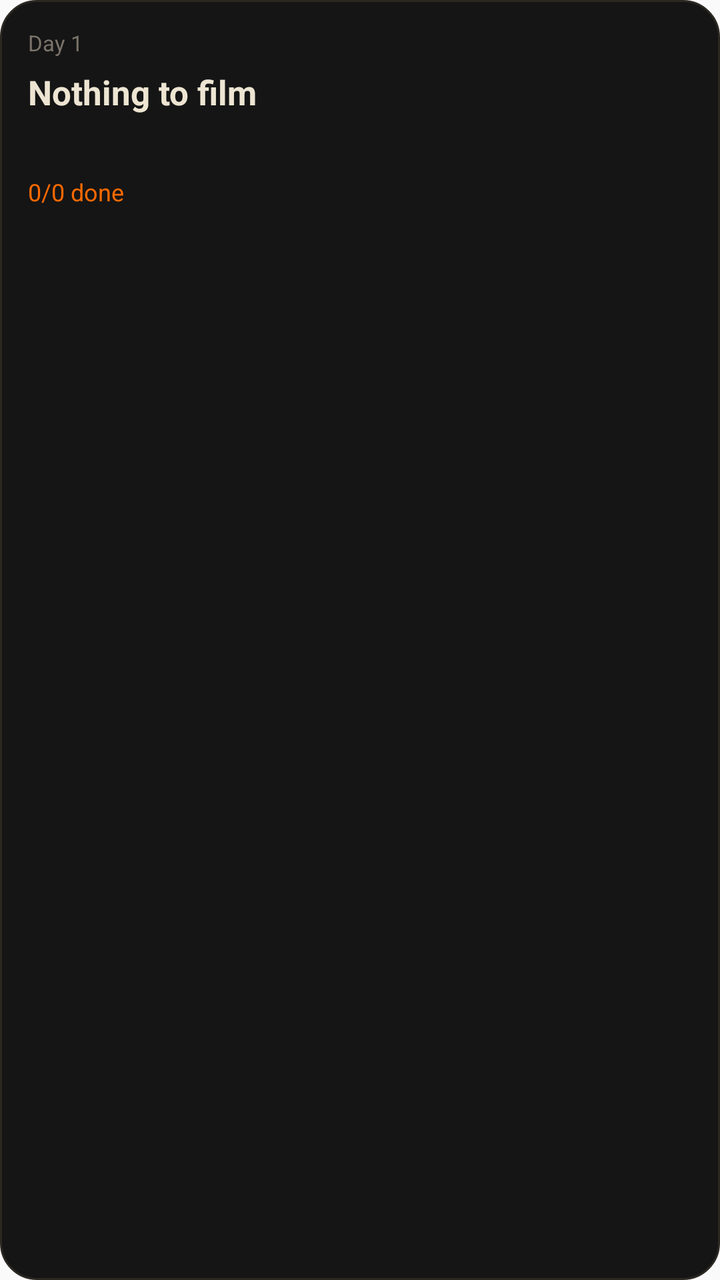
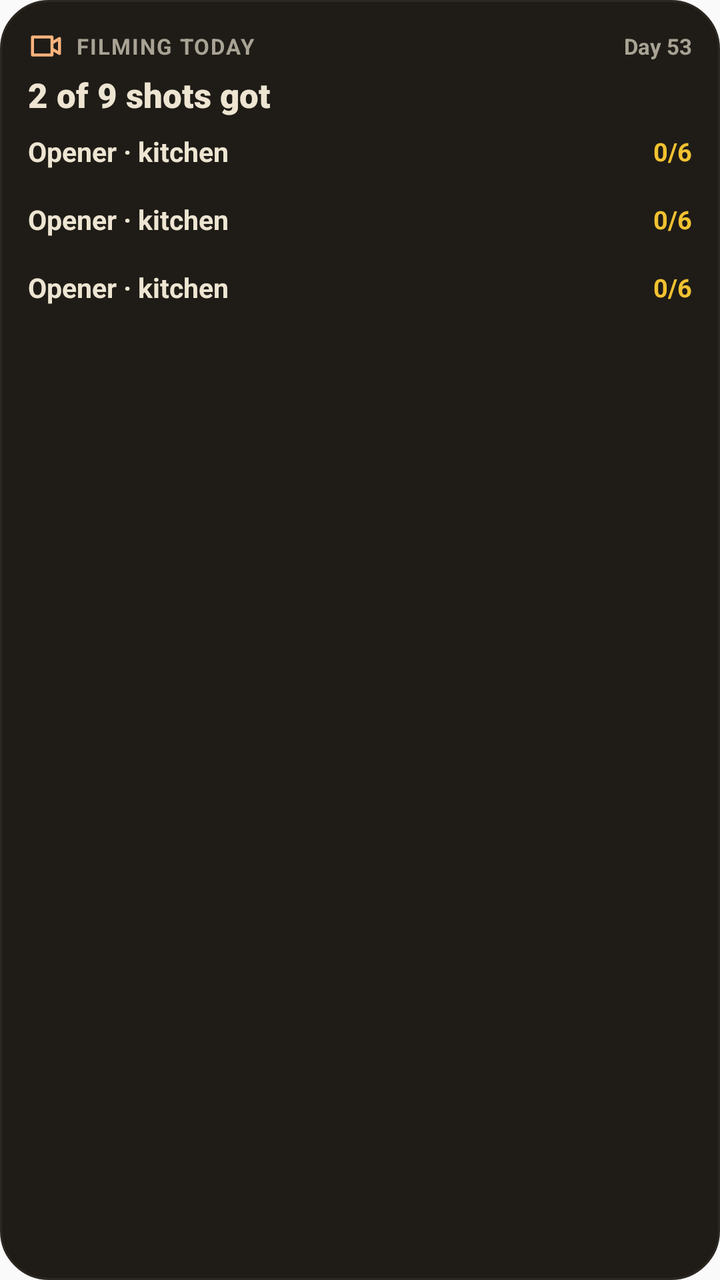

Screens rendered from an Android XML layout before and after an edit, with the pre-edit source and the edit as a unified diff.
<!-- AndroidManifest.xml: application theme AppTheme -->
<!-- res/layout/cs_widget_shoot.xml -->
<?xml version="1.0" encoding="utf-8"?>
<LinearLayout xmlns:android="http://schemas.android.com/apk/res/android"
    android:id="@+id/w_root"
    android:layout_width="match_parent"
    android:layout_height="match_parent"
    android:orientation="vertical"
    android:padding="14dp"
    android:background="@drawable/cs_widget_bg">

    <TextView
        android:id="@+id/w_day"
        android:layout_width="wrap_content"
        android:layout_height="wrap_content"
        android:textColor="#7A736A"
        android:textSize="11sp"
        android:maxLines="1"
        android:text="Day 1" />

    <TextView
        android:id="@+id/w_shoot"
        android:layout_width="match_parent"
        android:layout_height="wrap_content"
        android:layout_marginTop="6dp"
        android:textColor="#EDE5D2"
        android:textSize="17sp"
        android:textStyle="bold"
        android:maxLines="2"
        android:ellipsize="end"
        android:text="Nothing to film" />

    <TextView
        android:id="@+id/w_next"
        android:layout_width="match_parent"
        android:layout_height="wrap_content"
        android:layout_marginTop="8dp"
        android:textColor="#B9B2A6"
        android:textSize="12sp"
        android:maxLines="1"
        android:ellipsize="end"
        android:text="" />

    <TextView
        android:id="@+id/w_progress"
        android:layout_width="wrap_content"
        android:layout_height="wrap_content"
        android:layout_marginTop="6dp"
        android:textColor="#FB6900"
        android:textSize="12sp"
        android:maxLines="1"
        android:text="0/0 done" />

</LinearLayout>
<!-- resources referenced by this layout -->
<resources>
  <!-- drawable cs_widget_bg (drawable) -->
  <?xml version="1.0" encoding="utf-8"?>
  <shape xmlns:android="http://schemas.android.com/apk/res/android"
      android:shape="rectangle">
      <solid android:color="#151515" />
      <corners android:radius="18dp" />
      <stroke android:width="1dp" android:color="#2B2822" />
  </shape>
  <style name="AppTheme" parent="Theme.AppCompat.Light.DarkActionBar">
          
          <item name="colorPrimary">@color/colorPrimary</item>
          <item name="colorPrimaryDark">@color/colorPrimaryDark</item>
          <item name="colorAccent">@color/colorAccent</item>
      </style>
</resources>

<!-- the commit's change to res/layout/cs_widget_shoot.xml (unified diff, before → after) -->
@@ -1,52 +1,21 @@
 <?xml version="1.0" encoding="utf-8"?>
-<LinearLayout xmlns:android="http://schemas.android.com/apk/res/android"
-    android:id="@+id/w_root"
-    android:layout_width="match_parent"
-    android:layout_height="match_parent"
-    android:orientation="vertical"
-    android:padding="14dp"
-    android:background="@drawable/cs_widget_bg">
-
-    <TextView
-        android:id="@+id/w_day"
-        android:layout_width="wrap_content"
-        android:layout_height="wrap_content"
-        android:textColor="#7A736A"
-        android:textSize="11sp"
-        android:maxLines="1"
-        android:text="Day 1" />
-
-    <TextView
-        android:id="@+id/w_shoot"
-        android:layout_width="match_parent"
-        android:layout_height="wrap_content"
-        android:layout_marginTop="6dp"
-        android:textColor="#EDE5D2"
-        android:textSize="17sp"
-        android:textStyle="bold"
-        android:maxLines="2"
-        android:ellipsize="end"
-        android:text="Nothing to film" />
-
-    <TextView
-        android:id="@+id/w_next"
-        android:layout_width="match_parent"
-        android:layout_height="wrap_content"
-        android:layout_marginTop="8dp"
-        android:textColor="#B9B2A6"
-        android:textSize="12sp"
-        android:maxLines="1"
-        android:ellipsize="end"
-        android:text="" />
-
-    <TextView
-        android:id="@+id/w_progress"
-        android:layout_width="wrap_content"
-        android:layout_height="wrap_content"
-        android:layout_marginTop="6dp"
-        android:textColor="#FB6900"
-        android:textSize="12sp"
-        android:maxLines="1"
-        android:text="0/0 done" />
-
+<LinearLayout xmlns:android="http://schemas.android.com/apk/res/android" android:id="@+id/w_root" android:layout_width="match_parent" android:layout_height="match_parent" android:orientation="vertical" android:background="@drawable/cs_widget_bg" android:padding="14dp">
+    <LinearLayout android:layout_width="match_parent" android:layout_height="wrap_content" android:orientation="horizontal" android:gravity="center_vertical">
+        <ImageView android:layout_width="18dp" android:layout_height="18dp" android:src="@drawable/cs_ic_film"/>
+        <TextView android:layout_width="0dp" android:layout_weight="1" android:layout_height="wrap_content" android:text="FILMING TODAY" android:textColor="#FFA9A395" android:textSize="11sp" android:textStyle="bold" android:letterSpacing="0.06" android:layout_marginStart="6dp"/>
+        <TextView android:id="@+id/w_day" android:layout_width="wrap_content" android:layout_height="wrap_content" android:text="Day 53" android:textColor="#FFA9A395" android:textSize="11sp" android:textStyle="bold"/>
+    </LinearLayout>
+    <TextView android:id="@+id/w_shoot" android:layout_width="match_parent" android:layout_height="wrap_content" android:text="2 of 9 shots got" android:textColor="#FFEDE5D2" android:textSize="17sp" android:textStyle="bold" android:fontFamily="sans-serif-black" android:maxLines="1" android:ellipsize="end" android:layout_marginTop="4dp"/>
+    <LinearLayout android:id="@+id/w_frow1" android:layout_width="match_parent" android:layout_height="34dp" android:orientation="horizontal" android:gravity="center_vertical">
+        <TextView android:id="@+id/w_ftitle1" android:layout_width="0dp" android:layout_weight="1" android:layout_height="wrap_content" android:text="Opener · kitchen" android:textColor="#FFEDE5D2" android:textSize="13.5sp" android:textStyle="bold" android:maxLines="1" android:ellipsize="end"/>
+        <TextView android:id="@+id/w_fcount1" android:layout_width="wrap_content" android:layout_height="wrap_content" android:text="0/6" android:textColor="#FFF2C230" android:textSize="12.5sp" android:textStyle="bold"/>
+    </LinearLayout>
+    <LinearLayout android:id="@+id/w_frow2" android:layout_width="match_parent" android:layout_height="34dp" android:orientation="horizontal" android:gravity="center_vertical">
+        <TextView android:id="@+id/w_ftitle2" android:layout_width="0dp" android:layout_weight="1" android:layout_height="wrap_content" android:text="Opener · kitchen" android:textColor="#FFEDE5D2" android:textSize="13.5sp" android:textStyle="bold" android:maxLines="1" android:ellipsize="end"/>
+        <TextView android:id="@+id/w_fcount2" android:layout_width="wrap_content" android:layout_height="wrap_content" android:text="0/6" android:textColor="#FFF2C230" android:textSize="12.5sp" android:textStyle="bold"/>
+    </LinearLayout>
+    <LinearLayout android:id="@+id/w_frow3" android:layout_width="match_parent" android:layout_height="34dp" android:orientation="horizontal" android:gravity="center_vertical">
+        <TextView android:id="@+id/w_ftitle3" android:layout_width="0dp" android:layout_weight="1" android:layout_height="wrap_content" android:text="Opener · kitchen" android:textColor="#FFEDE5D2" android:textSize="13.5sp" android:textStyle="bold" android:maxLines="1" android:ellipsize="end"/>
+        <TextView android:id="@+id/w_fcount3" android:layout_width="wrap_content" android:layout_height="wrap_content" android:text="0/6" android:textColor="#FFF2C230" android:textSize="12.5sp" android:textStyle="bold"/>
+    </LinearLayout>
 </LinearLayout>
<!-- resource entries referenced after the edit -->
@@ -1,12 +1,16 @@
 <!-- resources referenced by this layout -->
 <resources>
+  <!-- drawable cs_ic_film (drawable) -->
+  <?xml version="1.0" encoding="utf-8"?>
+  <vector xmlns:android="http://schemas.android.com/apk/res/android" android:width="20dp" android:height="20dp" android:viewportWidth="24" android:viewportHeight="24">
+      <path android:pathData="M3,6h13v12H3zM16,10l5,-3v10l-5,-3z" android:strokeColor="#FFFDB37E" android:strokeWidth="2" android:strokeLineJoin="round" android:fillColor="#00000000" />
+  </vector>
   <!-- drawable cs_widget_bg (drawable) -->
   <?xml version="1.0" encoding="utf-8"?>
-  <shape xmlns:android="http://schemas.android.com/apk/res/android"
-      android:shape="rectangle">
-      <solid android:color="#151515" />
-      <corners android:radius="18dp" />
-      <stroke android:width="1dp" android:color="#2B2822" />
+  <shape xmlns:android="http://schemas.android.com/apk/res/android" android:shape="rectangle">
+      <solid android:color="#FF1F1C17" />
+      <stroke android:width="1dp" android:color="#FF2B2822" />
+      <corners android:radius="24dp" />
   </shape>
   <style name="AppTheme" parent="Theme.AppCompat.Light.DarkActionBar">
           
